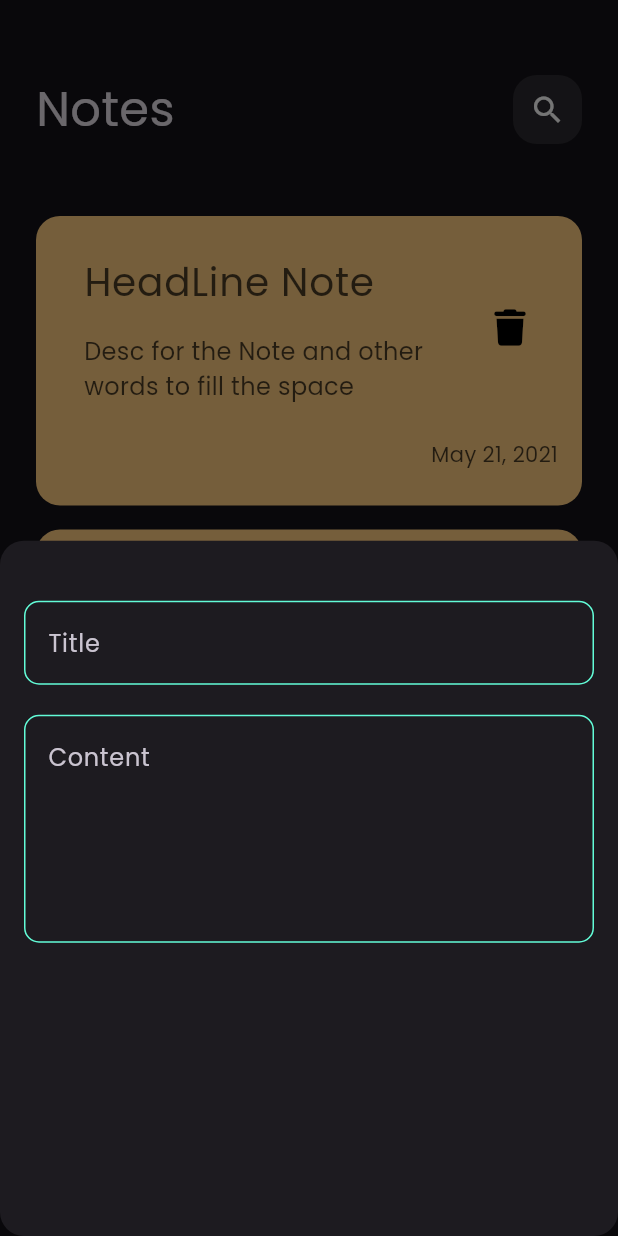
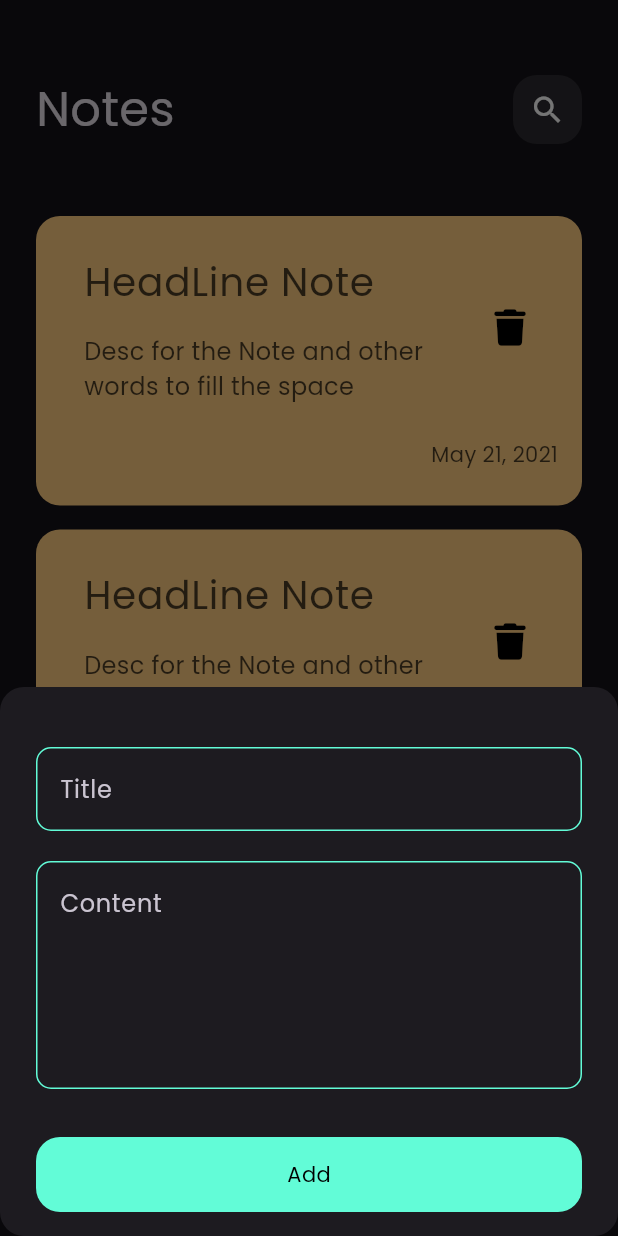
Before and after one commit to AbdallahSaeed0/notes_app, a Flutter app: the screen it shows after launch, after a tap on the "add" icon, on a phone screen of 412 x 824 dp. Run offline on Flutter 3.47's test engine with Material 3 defaults, Android fonts, the phone set to English and light mode, and no system bars; our stand-ins replace font_awesome_flutter.

Commit message:
finishing bottom sheet and new edit view

```diff
--- /dev/null
+++ b/lib/views/note_edit_view.dart
@@ -0,0 +1,14 @@
+import 'package:flutter/material.dart';
+
+class NoteEditView extends StatelessWidget {
+  const NoteEditView({super.key});
+
+  @override
+  Widget build(BuildContext context) {
+    return const Scaffold(
+      body: Column(
+        children: [],
+      ),
+    );
+  }
+}
--- a/lib/views/notes_view.dart
+++ b/lib/views/notes_view.dart
@@ -1,7 +1,7 @@
 import 'package:flutter/material.dart';
-import 'constants.dart';
+import 'package:notes_app/views/constants.dart';
 import 'widgets/custom_text_field.dart';
-import 'widgets/item_note.dart';
+import 'widgets/modal_bottom_sheet.dart';
 import 'widgets/note_list_view.dart';
 import 'widgets/notes_appbar.dart';
 
@@ -15,31 +15,7 @@ class NotesView extends StatelessWidget {
     return Scaffold(
       floatingActionButton: FloatingActionButton(
         onPressed: () {
-          showModalBottomSheet(
-              shape: RoundedRectangleBorder(
-                  borderRadius: BorderRadius.circular(16)),
-              context: context,
-              builder: (index) {
-                return Container(
-                  child: const Column(
-                    children: [
-                      SizedBox(
-                        height: 40,
-                      ),
-                      CustomTextField(
-                        hint: "Title",
-                      ),
-                      SizedBox(
-                        height: 20,
-                      ),
-                      CustomTextField(
-                        hint: "Content",
-                        maxlines: 5,
-                      ),
-                    ],
-                  ),
-                );
-              });
+          ModalBottomSheet(context);
         },
         child: const Icon(Icons.add),
       ),
@@ -54,7 +30,7 @@ class NotesView extends StatelessWidget {
             SizedBox(
               height: 40,
             ),
-            NoteListView()
+            NoteListView(),
           ],
         ),
       ),
--- /dev/null
+++ b/lib/views/widgets/custom_button.dart
@@ -0,0 +1,26 @@
+import 'package:flutter/material.dart';
+
+import '../constants.dart';
+
+class CustomButton extends StatelessWidget {
+  const CustomButton({
+    super.key,
+  });
+
+  @override
+  Widget build(BuildContext context) {
+    return Container(
+      width: MediaQuery.of(context).size.width,
+      height: 50,
+      decoration: BoxDecoration(
+        color: kPrimrey,
+        borderRadius: BorderRadius.circular(16),
+      ),
+      child: Center(
+          child: Text(
+        "Add",
+        style: TextStyle(color: Colors.black),
+      )),
+    );
+  }
+}
--- a/lib/views/widgets/custom_text_field.dart
+++ b/lib/views/widgets/custom_text_field.dart
@@ -9,15 +9,12 @@ class CustomTextField extends StatelessWidget {
   final int maxlines;
   @override
   Widget build(BuildContext context) {
-    return Padding(
-      padding: const EdgeInsets.symmetric(horizontal: 16),
-      child: TextField(
-        maxLines: maxlines,
-        decoration: InputDecoration(
-          hintText: hint,
-          border: buildBorder(),
-          enabledBorder: buildBorder(color: kPrimrey),
-        ),
+    return TextField(
+      maxLines: maxlines,
+      decoration: InputDecoration(
+        hintText: hint,
+        border: buildBorder(),
+        enabledBorder: buildBorder(color: kPrimrey),
       ),
     );
   }
--- a/lib/views/widgets/item_note.dart
+++ b/lib/views/widgets/item_note.dart
@@ -1,5 +1,7 @@
 import 'package:flutter/material.dart';
 import 'package:font_awesome_flutter/font_awesome_flutter.dart';
+
+import '../note_edit_view.dart';
 
 class NoteItem extends StatelessWidget {
   const NoteItem({
@@ -8,7 +10,16 @@ class NoteItem extends StatelessWidget {
 
   @override
   Widget build(BuildContext context) {
-    return Container(
+    return GestureDetector(
+      onTap: () {
+        Navigator.push(
+          context,
+          MaterialPageRoute(builder: (context) {
+            return NoteEditView();
+          }),
+        );
+      },
+      child: Container(
         decoration: BoxDecoration(
             color: Color(0xffFFCC80), borderRadius: BorderRadius.circular(16)),
         child: Padding(
@@ -50,6 +61,7 @@ class NoteItem extends StatelessWidget {
             ],
           ),
         ),
+      ),
     );
   }
 }
--- /dev/null
+++ b/lib/views/widgets/modal_bottom_sheet.dart
@@ -0,0 +1,45 @@
+// ignore_for_file: prefer_const_constructors
+
+import 'package:flutter/material.dart';
+
+import 'custom_button.dart';
+import 'custom_text_field.dart';
+
+Future<dynamic> ModalBottomSheet(BuildContext context) {
+  return showModalBottomSheet(
+      shape: RoundedRectangleBorder(borderRadius: BorderRadius.circular(16)),
+      context: context,
+      builder: (index) {
+        return Padding(
+          padding: const EdgeInsets.symmetric(horizontal: 24),
+          child: Container(
+            child: SingleChildScrollView(
+              child: const Column(
+                children: [
+                  SizedBox(
+                    height: 40,
+                  ),
+                  CustomTextField(
+                    hint: "Title",
+                  ),
+                  SizedBox(
+                    height: 20,
+                  ),
+                  CustomTextField(
+                    hint: "Content",
+                    maxlines: 5,
+                  ),
+                  SizedBox(
+                    height: 32,
+                  ),
+                  CustomButton(),
+                  SizedBox(
+                    height: 16,
+                  ),
+                ],
+              ),
+            ),
+          ),
+        );
+      });
+}
```
Lines whose indentation alone changed are shown as unchanged.
